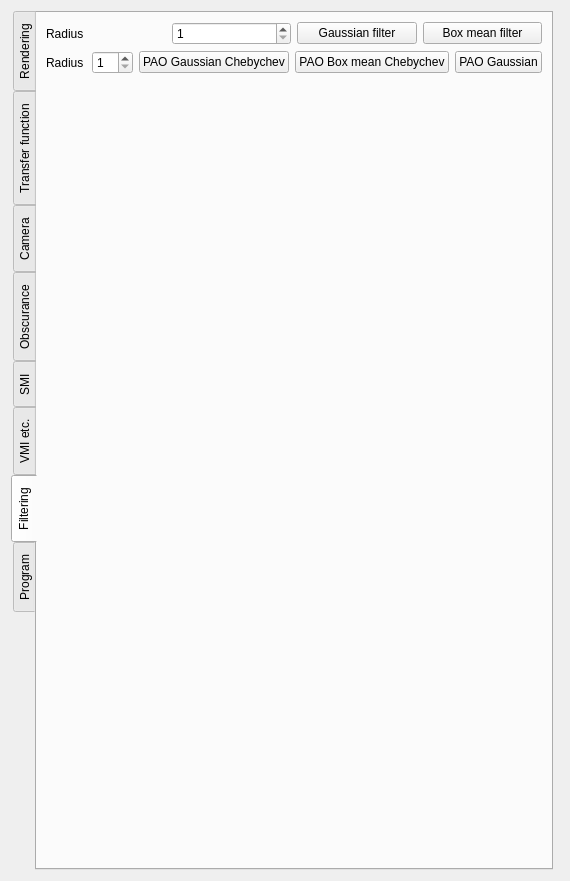
Old version of the form starviewer/src/extensions/playground/experimental3d/qexperimental3dextensionbase.ui in the repository starviewer-medical/starviewer.
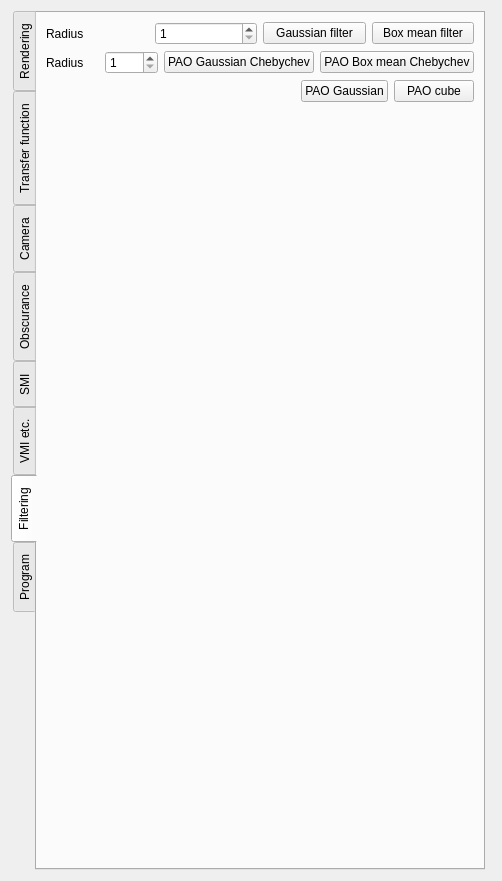
New version of the form. The open tabs and pages were chosen to show the change. Custom widgets are drawn as their Qt base class.

Commit message: ENH: Nou mètode per calcular l'ambient occlusion probabilística, estiman P(Z >= z) amb la freqüència de Z >= z en un cub.

```diff
--- a/starviewer/src/extensions/playground/experimental3d/qexperimental3dextensionbase.ui
+++ b/starviewer/src/extensions/playground/experimental3d/qexperimental3dextensionbase.ui
@@ -6,7 +6,7 @@
    <rect>
     <x>0</x>
     <y>0</y>
-    <width>542</width>
+    <width>475</width>
     <height>874</height>
    </rect>
   </property>
@@ -2985,6 +2985,23 @@
            </property>
           </widget>
          </item>
+        </layout>
+       </item>
+       <item>
+        <layout class="QHBoxLayout" name="horizontalLayout_56">
+         <item>
+          <spacer name="horizontalSpacer_2">
+           <property name="orientation">
+            <enum>Qt::Horizontal</enum>
+           </property>
+           <property name="sizeHint" stdset="0">
+            <size>
+             <width>40</width>
+             <height>20</height>
+            </size>
+           </property>
+          </spacer>
+         </item>
          <item>
           <widget class="QPushButton" name="m_probabilisticAmbientOcclusionGaussianPushButton">
            <property name="text">
@@ -2992,6 +3009,13 @@
            </property>
           </widget>
          </item>
+         <item>
+          <widget class="QPushButton" name="m_probabilisticAmbientOcclusionCubePushButton">
+           <property name="text">
+            <string>PAO cube</string>
+           </property>
+          </widget>
+         </item>
         </layout>
        </item>
        <item>
```
Left out of the diff: 2 changed lines with no effect on the pictures. The commit also changes 4 other files.
